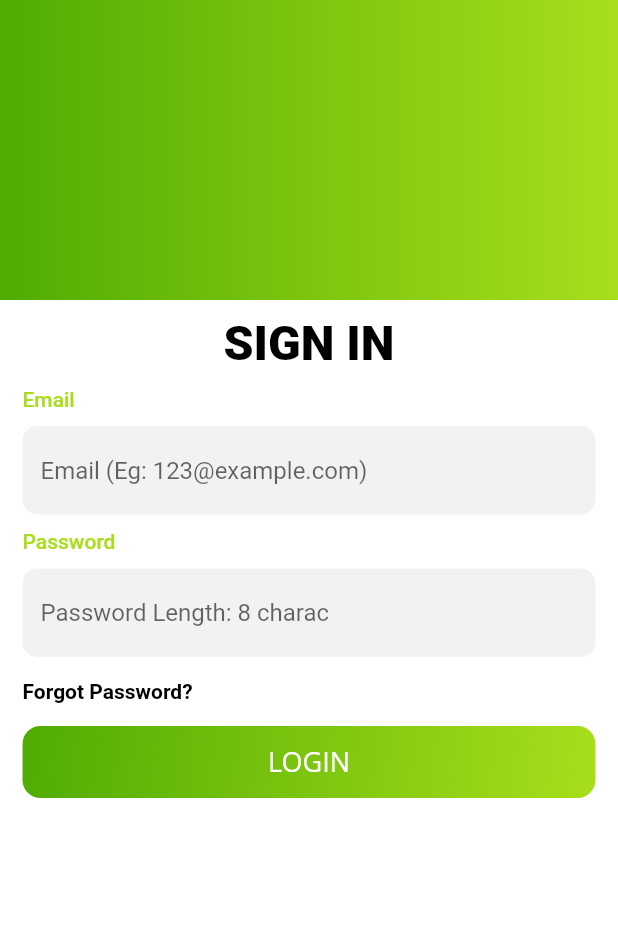
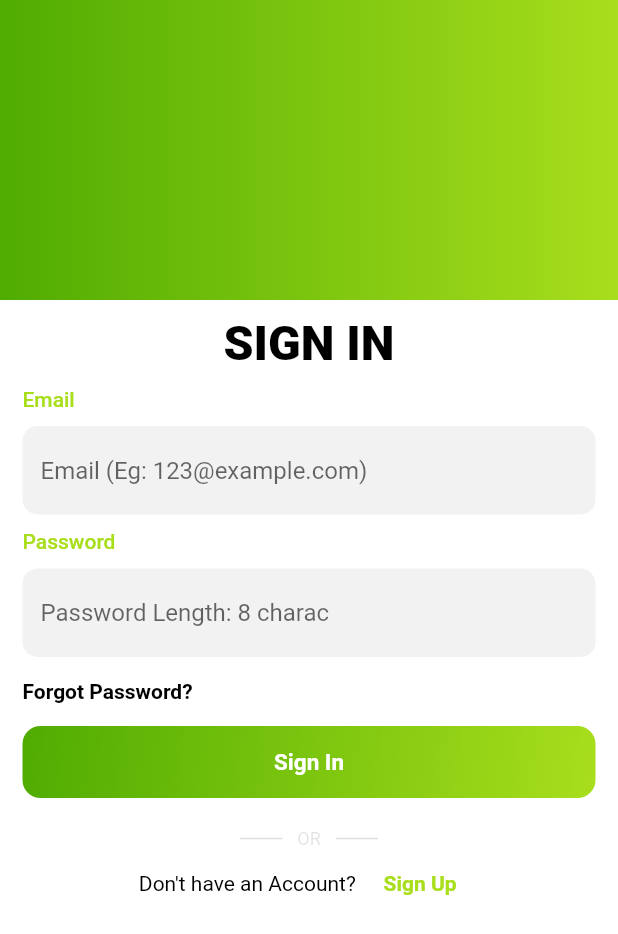
Before and after one commit to alfreeana-alfie/local_shop, a Flutter app: the screen it shows after launch, on a phone screen of 412 x 824 dp. Shown: the top 934 px of the screen. Run offline on Flutter 3.47's test engine with Material 2 defaults, Android fonts, the phone set to English and light mode, and no system bars; our stand-ins replace google_fonts; Roboto replaces fonts that are missing (Open Sans).

Commit message:
update sign in

```diff
--- a/lib/auth/sign_in.dart
+++ b/lib/auth/sign_in.dart
@@ -8,6 +8,7 @@ import 'package:local_shop/constant/constants.dart';
 import 'package:local_shop/constant/string.dart';
 import 'package:local_shop/utils/auth_method.dart';
 import 'package:local_shop/widgets/clickable_text.dart';
+import 'package:local_shop/widgets/gradient_button.dart';
 import 'package:local_shop/widgets/text_field.dart';
 import 'package:local_shop/widgets/title.dart';
 
@@ -56,7 +57,6 @@ class _SignInPageState extends State<SignInPage> {
           crossAxisAlignment: CrossAxisAlignment.stretch,
           // mainAxisAlignment: MainAxisAlignment.center,
           children: [
-            // EMAIL **START**
             CustomTitle(
               title: signInText.toUpperCase(),
               textStyle: GoogleFonts.roboto(
@@ -77,9 +77,6 @@ class _SignInPageState extends State<SignInPage> {
               onSaved: (value) => email = value!,
               hintText: emailHintText,
             ),
-            // EMAIL **END**
-
-            // PASSWORD **START**
             CustomTitle(
               title: passwordText,
               textStyle: GoogleFonts.roboto(
@@ -93,7 +90,6 @@ class _SignInPageState extends State<SignInPage> {
               onSaved: (value) => password = value!,
               hintText: passwordHintText,
             ),
-            // PASSWORD **END**
             ClickableText(
               alignment: Alignment.centerLeft,
               text: forgotPassword,
@@ -102,44 +98,85 @@ class _SignInPageState extends State<SignInPage> {
               fontWeight: FontWeight.w700,
               tapGestureRecognizer: TapGestureRecognizer()
                 ..onTap = () {
-                    print('Forgot Password');
+                  // print('Forgot Password');
                 },
-                margin: const EdgeInsets.symmetric(horizontal: horizontalValue, vertical: 5)),
-            gradButton()
+              margin: const EdgeInsets.symmetric(
+                  horizontal: horizontalValue, vertical: 5),
+            ),
+            GradientButton(
+              beginColorAlignment: Alignment.topLeft,
+              endColorAlignment: Alignment.bottomRight,
+              colorList: const [greenSecondColor, greenFirstColor],
+              onPressed: () {
+                // print(email);
+              },
+              child: Text(
+                signInText,
+                style: GoogleFonts.roboto(
+                    fontSize: 15, fontWeight: FontWeight.w600),
+              ),
+              margin: marginField,
+            ),
+            Container(
+              margin: const EdgeInsets.symmetric(
+                  horizontal: 150, vertical: verticalValue),
+              child: Row(
+                mainAxisAlignment: MainAxisAlignment.spaceEvenly,
+                children: [
+                  buildDivider(),
+                  CustomTitle(
+                    alignment: Alignment.topCenter,
+                    textStyle: GoogleFonts.roboto(
+                        fontWeight: FontWeight.w400,
+                        fontSize: 12,
+                        color: Colors.black12),
+                    title: 'OR',
+                    margin: const EdgeInsets.symmetric(horizontal: 0),
+                  ),
+                  buildDivider(),
+                ],
+              ),
+            ),
+            Row(
+              mainAxisAlignment: MainAxisAlignment.center,
+              children: [
+                Text(
+                  signupForAccount,
+                  style: GoogleFonts.roboto(
+                    fontSize: 14,
+                    fontWeight: FontWeight.w400,
+                    color: textColor,
+                  ),
+                ),
+                ClickableText(
+                  alignment: Alignment.centerLeft,
+                  text: signUpText,
+                  selectedTextColor: greenFirstColor,
+                  fontSize: 14,
+                  fontWeight: FontWeight.w700,
+                  tapGestureRecognizer: TapGestureRecognizer()
+                    ..onTap = () {
+                      // print('Forgot Password');
+                    },
+                  margin: const EdgeInsets.symmetric(
+                      horizontal: horizontalValue, vertical: 5),
+                ),
+              ],
+            )
           ],
         ),
       ),
     );
   }
 
-  Widget gradButton() {
-    return Container(
-      margin: marginField,
-      decoration: BoxDecoration(
-        gradient: const LinearGradient(
-            begin: Alignment.topLeft,
-            end: Alignment.bottomRight,
-            colors: [greenSecondColor, greenFirstColor]),
-        borderRadius: BorderRadius.circular(12),
-      ),
-      child: ElevatedButton(
-        style: ButtonStyle(
-          backgroundColor: MaterialStateProperty.all(Colors.transparent),
-          shadowColor: MaterialStateProperty.all(Colors.transparent),
-        ),
-        onPressed: () {
-          print(email);
-          print(password);
-          // if (_formKey.currentState.validate()) {
-          //   login();
-          // } else {
-          //   ScaffoldMessenger.of(context)
-          //       .showSnackBar(SnackBar(content: Text("Error!")));
-          // }
-        },
-        child: const Text('LOGIN',
-            style: TextStyle(fontSize: 18, fontFamily: 'Open Sans')),
-      ),
+  Widget buildDivider() {
+    return const Expanded(
+      child: Divider(
+          height: 2,
+          thickness: 1,
+          indent: 10,
+          endIndent: 10,
+          color: Colors.black12),
     );
   }
 }
--- a/lib/constant/string.dart
+++ b/lib/constant/string.dart
@@ -1,7 +1,7 @@
 String welcomeToShop = "Welcome to SHOP";
 
 String signInToAccount = "Sign In to Account";
-String signupForAccount = "Signing Up For an Account";
+String signupForAccount = "Don't have an Account? ";
 String forgotPassword = "Forgot Password?";
 String signInText = "Sign In";
 String signUpText = "Sign Up";
```
Lines whose indentation alone changed are shown as unchanged.
